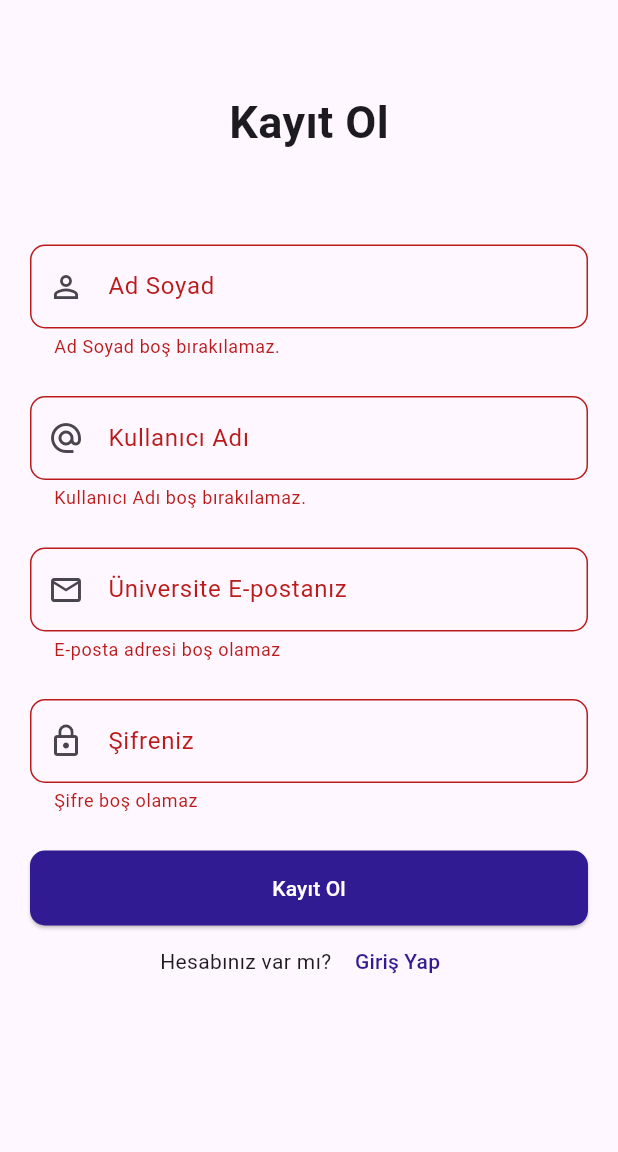
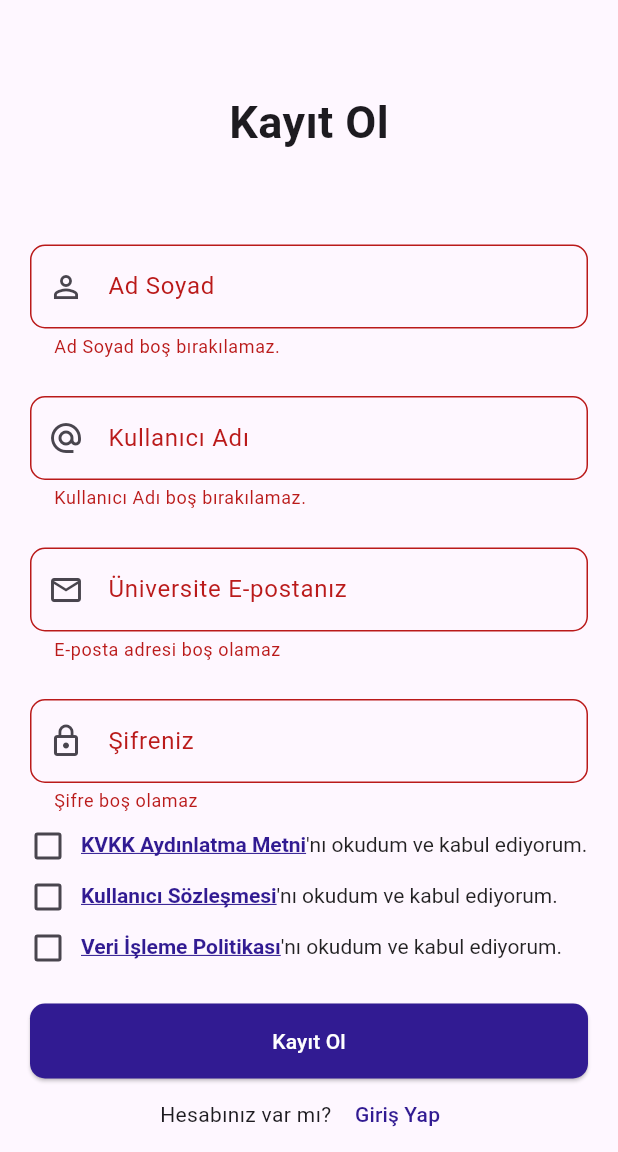
Before and after one commit to ramazangalip/binu_frontend, a Flutter app: the RegisterScreen screen opened directly, after a tap on "Kayıt Ol", on a phone screen of 412 x 824 dp, the part 84-1236 px from its top. Run offline on Flutter 3.47's test engine with Material 3 defaults, Android fonts, the phone set to English and light mode, and no system bars; our stand-ins replace flutter_secure_storage, image_picker, video_player; accounts and stored records are empty.

Commit message:
policy screens added

```diff
--- a/lib/screens/register_screen.dart
+++ b/lib/screens/register_screen.dart
@@ -1,5 +1,10 @@
 import 'package:binu_frontend/components/app_bar.dart';
 import 'package:binu_frontend/screens/login_screen.dart';
+// Modalları import ediyoruz
+import 'package:binu_frontend/screens/modals/kvkk_policy_dialog.dart';
+import 'package:binu_frontend/screens/modals/user_agreement_dialog.dart';
+import 'package:binu_frontend/screens/modals/data_processing_policy_dialog.dart';
+
 import 'package:flutter/material.dart';
 import 'package:provider/provider.dart';
 import 'package:binu_frontend/providers/auth_provider.dart';
@@ -21,6 +26,11 @@ class _RegisterScreenState extends State<RegisterScreen> {
 
   bool _isLoading = false;
 
+  // 3 Ayrı Onay Durumu
+  bool _isKvkkAccepted = false;
+  bool _isUserAgreementAccepted = false;
+  bool _isDataPolicyAccepted = false;
+
   @override
   void dispose() {
     _emailController.dispose();
@@ -30,8 +40,49 @@ class _RegisterScreenState extends State<RegisterScreen> {
     super.dispose();
   }
 
+  // Modal Gösterici Yardımcı Fonksiyonlar
+  void _showKvkkDialog() {
+    showDialog(
+      context: context,
+      builder: (context) => KvkkPolicyDialog(
+        onAccepted: () => setState(() => _isKvkkAccepted = true),
+      ),
+    );
+  }
+
+  void _showUserAgreementDialog() {
+    showDialog(
+      context: context,
+      builder: (context) => UserAgreementDialog(
+        onAccepted: () => setState(() => _isUserAgreementAccepted = true),
+      ),
+    );
+  }
+
+  void _showDataPolicyDialog() {
+    showDialog(
+      context: context,
+      builder: (context) => DataProcessingPolicyDialog(
+        onAccepted: () => setState(() => _isDataPolicyAccepted = true),
+      ),
+    );
+  }
+
   Future<void> _registerUser() async {
+    // 1. Form Validasyonu
     if (!_formKey.currentState!.validate()) {
+      return;
+    }
+
+    // 2. Sözleşme Onay Kontrolü
+    if (!_isKvkkAccepted || !_isUserAgreementAccepted || !_isDataPolicyAccepted) {
+      ScaffoldMessenger.of(context).showSnackBar(
+        const SnackBar(
+          behavior: SnackBarBehavior.floating,
+          backgroundColor: Colors.red,
+          content: Text('Lütfen tüm sözleşmeleri okuyup onaylayınız.'),
+        ),
+      );
       return;
     }
 
@@ -39,12 +90,14 @@ class _RegisterScreenState extends State<RegisterScreen> {
       _isLoading = true;
     });
 
-
+    // Sabit Rol ID'si: 1 (Öğrenci)
     const int studentRoleId = 1;
 
     try {
       final authProvider = Provider.of<AuthProvider>(context, listen: false);
 
+      // Kayıt İsteği
+      // Backend, e-posta adresine göre bölümü otomatik atayacaktır.
       final success = await authProvider.register(
         _emailController.text.trim(),
         _usernameController.text.trim(),
@@ -63,6 +116,7 @@ class _RegisterScreenState extends State<RegisterScreen> {
             ),
           );
 
+          // Başarılı kayıt sonrası direkt LoginScreen'e yönlendir (Doğrulama yok)
           Navigator.pushReplacement(
             context,
             MaterialPageRoute(builder: (context) => const LoginScreen()),
@@ -79,7 +133,7 @@ class _RegisterScreenState extends State<RegisterScreen> {
       } else if (errorString.contains('length')) {
          message = "Şifre çok kısa veya alanlar hatalı.";
       } else {
-         message = "Sunucuya bağlanılamadı veya genel bir hata oluştu: ${e.toString()}";
+         message = "Hata: ${e.toString().replaceAll('Exception:', '')}";
       }
 
       if (mounted) {
@@ -100,41 +154,75 @@ class _RegisterScreenState extends State<RegisterScreen> {
     }
   }
 
-
+  // Validator fonksiyonları
   String? _emailValidator(String? value) {
-    if (value == null || value.isEmpty) {
-      return 'E-posta adresi boş olamaz';
-    }
+    if (value == null || value.isEmpty) return 'E-posta adresi boş olamaz';
     final lower = value.toLowerCase().trim();
-    if (!lower.endsWith('@bingol.edu.tr')) {
-      return 'Sadece @bingol.edu.tr adresleri kabul edilir';
-    }
+    if (!lower.endsWith('@bingol.edu.tr')) return 'Sadece @bingol.edu.tr adresleri kabul edilir';
     final parts = lower.split('@');
-    if (parts.isEmpty || parts[0].isEmpty) {
-      return 'Geçersiz e-posta adresi';
-    }
+    if (parts.isEmpty || parts[0].isEmpty) return 'Geçersiz e-posta adresi';
     final studentNumberPart = parts[0];
-    if (!studentNumberPart.contains('11610') && !studentNumberPart.contains('00510')) {
-      return "Btmyo'ya ait bir öğrenci numarası değil";
-    }
+    if (!studentNumberPart.contains('11610') && !studentNumberPart.contains('00510')) return "Btmyo'ya ait bir öğrenci numarası değil";
     return null;
   }
 
   String? _passwordValidator(String? value) {
-    if (value == null || value.isEmpty) {
-      return 'Şifre boş olamaz';
-    }
-    if (value.length < 6) {
-      return 'Şifre en az 6 karakter olmalı';
-    }
+    if (value == null || value.isEmpty) return 'Şifre boş olamaz';
+    if (value.length < 6) return 'Şifre en az 6 karakter olmalı';
     return null;
   }
 
   String? _defaultValidator(String? value, String fieldName) {
-    if (value == null || value.isEmpty) {
-      return '$fieldName boş bırakılamaz.';
-    }
+    if (value == null || value.isEmpty) return '$fieldName boş bırakılamaz.';
     return null;
+  }
+
+  // Yardımcı Widget: Sözleşme Checkbox Satırı
+  Widget _buildAgreementCheckbox({
+    required bool value,
+    required ValueChanged<bool?> onChanged,
+    required String text,
+    required VoidCallback onTap,
+  }) {
+    return Container(
+      margin: const EdgeInsets.only(top: 10),
+      child: Row(
+        crossAxisAlignment: CrossAxisAlignment.start,
+        children: [
+          SizedBox(
+            height: 24,
+            width: 24,
+            child: Checkbox(
+              value: value,
+              activeColor: Colors.deepPurple.shade900,
+              onChanged: onChanged,
+            ),
+          ),
+          const SizedBox(width: 10),
+          Expanded(
+            child: GestureDetector(
+              onTap: onTap,
+              child: RichText(
+                text: TextSpan(
+                  style: const TextStyle(fontSize: 14, height: 1.4, color: Colors.black87),
+                  children: [
+                    TextSpan(
+                      text: text,
+                      style: TextStyle(
+                        color: Colors.deepPurple.shade900,
+                        fontWeight: FontWeight.bold,
+                        decoration: TextDecoration.underline,
+                      ),
+                    ),
+                    const TextSpan(text: "'nı okudum ve kabul ediyorum."),
+                  ],
+                ),
+              ),
+            ),
+          ),
+        ],
+      ),
+    );
   }
 
   @override
@@ -155,7 +243,7 @@ class _RegisterScreenState extends State<RegisterScreen> {
                 ),
               ),
 
-              // Ad Soyad
+              // Form Alanları (Ad Soyad, Kullanıcı Adı, E-posta, Şifre)
               Container(
                 width: 375,
                 margin: const EdgeInsets.only(top: 60),
@@ -169,8 +257,6 @@ class _RegisterScreenState extends State<RegisterScreen> {
                   validator: (value) => _defaultValidator(value, 'Ad Soyad'),
                 ),
               ),
-
-              // Kullanıcı Adı
               Container(
                 width: 375,
                 margin: const EdgeInsets.only(top: 25),
@@ -184,9 +270,6 @@ class _RegisterScreenState extends State<RegisterScreen> {
                   validator: (value) => _defaultValidator(value, 'Kullanıcı Adı'),
                 ),
               ),
-
-
-              // E-posta Alanı
               Container(
                 width: 375,
                 margin: const EdgeInsets.only(top: 25),
@@ -194,17 +277,13 @@ class _RegisterScreenState extends State<RegisterScreen> {
                   controller: _emailController,
                   keyboardType: TextInputType.emailAddress,
                   decoration: const InputDecoration(
-                    border: OutlineInputBorder(
-                      borderRadius: BorderRadius.all(Radius.circular(10.0)),
-                    ),
+                    border: OutlineInputBorder(borderRadius: BorderRadius.all(Radius.circular(10.0))),
                     prefixIcon: Icon(Icons.email_outlined),
                     labelText: 'Üniversite E-postanız',
                   ),
                   validator: _emailValidator,
                 ),
               ),
-
-              // Şifre Alanı
               Container(
                 width: 375,
                 margin: const EdgeInsets.only(top: 25),
@@ -212,14 +291,32 @@ class _RegisterScreenState extends State<RegisterScreen> {
                   controller: _passwordController,
                   obscureText: true,
                   decoration: const InputDecoration(
-                    border: OutlineInputBorder(
-                      borderRadius: BorderRadius.all(Radius.circular(10.0)),
-                    ),
+                    border: OutlineInputBorder(borderRadius: BorderRadius.all(Radius.circular(10.0))),
                     prefixIcon: Icon(Icons.lock_outline),
                     labelText: 'Şifreniz',
                   ),
                   validator: _passwordValidator,
                 ),
+              ),
+
+              // 3 AYRI SÖZLEŞME KUTUSU
+              _buildAgreementCheckbox(
+                value: _isKvkkAccepted,
+                onChanged: (val) => setState(() => _isKvkkAccepted = val ?? false),
+                text: "KVKK Aydınlatma Metni",
+                onTap: _showKvkkDialog,
+              ),
+              _buildAgreementCheckbox(
+                value: _isUserAgreementAccepted,
+                onChanged: (val) => setState(() => _isUserAgreementAccepted = val ?? false),
+                text: "Kullanıcı Sözleşmesi",
+                onTap: _showUserAgreementDialog,
+              ),
+              _buildAgreementCheckbox(
+                value: _isDataPolicyAccepted,
+                onChanged: (val) => setState(() => _isDataPolicyAccepted = val ?? false),
+                text: "Veri İşleme Politikası",
+                onTap: _showDataPolicyDialog,
               ),
 
               // Kayıt Ol Butonu
@@ -230,26 +327,14 @@ class _RegisterScreenState extends State<RegisterScreen> {
                 child: ElevatedButton(
                   onPressed: _isLoading ? null : _registerUser,
                   style: ButtonStyle(
-                    backgroundColor: MaterialStateProperty.all<Color>(
-                      Colors.deepPurple.shade900,
-                    ),
-                    foregroundColor:
-                        MaterialStateProperty.all<Color>(Colors.white),
+                    backgroundColor: MaterialStateProperty.all<Color>(Colors.deepPurple.shade900),
+                    foregroundColor: MaterialStateProperty.all<Color>(Colors.white),
                     shape: MaterialStateProperty.all<RoundedRectangleBorder>(
-                      RoundedRectangleBorder(
-                        borderRadius: BorderRadius.circular(10.0),
-                      ),
+                      RoundedRectangleBorder(borderRadius: BorderRadius.circular(10.0)),
                     ),
                   ),
                   child: _isLoading
-                      ? const SizedBox(
-                          width: 20,
-                          height: 20,
-                          child: CircularProgressIndicator(
-                            color: Colors.white,
-                            strokeWidth: 2,
-                          ),
-                        )
+                      ? const SizedBox(width: 20, height: 20, child: CircularProgressIndicator(color: Colors.white, strokeWidth: 2))
                       : const Text("Kayıt Ol"),
                 ),
               ),
@@ -258,20 +343,14 @@ class _RegisterScreenState extends State<RegisterScreen> {
               Row(
                 mainAxisAlignment: MainAxisAlignment.center,
                 children: [
-                  const Text(
-                    "Hesabınız var mı? ",
-                  ),
+                  const Text("Hesabınız var mı? "),
                   TextButton(
                       onPressed: _isLoading ? null : () {
                         Navigator.pushReplacement(
                             context,
-                            MaterialPageRoute(
-                                builder: (context) => const LoginScreen()));
+                            MaterialPageRoute(builder: (context) => const LoginScreen()));
                       },
-                      child: Text(
-                        "Giriş Yap",
-                        style: TextStyle(color: Colors.deepPurple.shade900),
-                      )),
+                      child: Text("Giriş Yap", style: TextStyle(color: Colors.deepPurple.shade900))),
                 ],
               ),
               const SizedBox(height: 30),
```
Also changed, not shown: lib/screens/modals/data_processing_policy_dialog.dart (added, +57 -0 lines), lib/screens/modals/kvkk_policy_dialog.dart (added, +64 -0 lines), lib/screens/modals/user_agreement_dialog.dart (added, +62 -0 lines).
